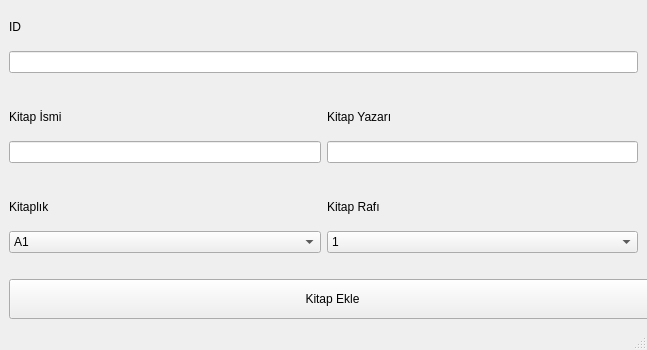
Old version of the form lib/pop-window/kitap_ekle.ui in the repository kernelginar/kuys.
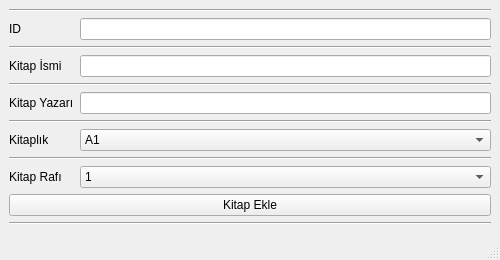
New version of the form.

Commit message: Kitap işlemlerini gerçekleştiren arayüzlere ufak yenilikler yapıldı.

Diff of the .ui file:
```diff
--- a/lib/pop-window/kitap_ekle.ui
+++ b/lib/pop-window/kitap_ekle.ui
@@ -6,14 +6,20 @@
    <rect>
     <x>0</x>
     <y>0</y>
-    <width>647</width>
-    <height>350</height>
+    <width>500</width>
+    <height>260</height>
    </rect>
   </property>
   <property name="minimumSize">
    <size>
-    <width>647</width>
-    <height>350</height>
+    <width>500</width>
+    <height>260</height>
+   </size>
+  </property>
+  <property name="maximumSize">
+   <size>
+    <width>500</width>
+    <height>260</height>
    </size>
   </property>
   <property name="windowTitle">
@@ -23,80 +29,66 @@
    <layout class="QGridLayout" name="gridLayout_2">
     <item row="0" column="0">
      <layout class="QGridLayout" name="gridLayout">
-      <item row="7" column="1">
-       <widget class="QComboBox" name="kitap_rafi_comboBox">
-        <item>
-         <property name="text">
-          <string>1</string>
-         </property>
-        </item>
-        <item>
-         <property name="text">
-          <string>2</string>
-         </property>
-        </item>
-        <item>
-         <property name="text">
-          <string>3</string>
-         </property>
-        </item>
-        <item>
-         <property name="text">
-          <string>4</string>
-         </property>
-        </item>
+      <item row="0" column="0" colspan="2">
+       <widget class="Line" name="line">
+        <property name="orientation">
+         <enum>Qt::Horizontal</enum>
+        </property>
        </widget>
       </item>
       <item row="2" column="0" colspan="2">
-       <spacer name="horizontalSpacer">
+       <widget class="Line" name="line_2">
         <property name="orientation">
          <enum>Qt::Horizontal</enum>
         </property>
-        <property name="sizeHint" stdset="0">
-         <size>
-          <width>40</width>
-          <height>20</height>
-         </size>
+       </widget>
+      </item>
+      <item row="8" column="0" colspan="2">
+       <widget class="Line" name="line_4">
+        <property name="orientation">
+         <enum>Qt::Horizontal</enum>
         </property>
-       </spacer>
+       </widget>
       </item>
-      <item row="9" column="0" colspan="2">
-       <widget class="QPushButton" name="btnKitapEkle">
-        <property name="minimumSize">
-         <size>
-          <width>647</width>
-          <height>40</height>
-         </size>
+      <item row="10" column="0" colspan="2">
+       <widget class="Line" name="line_5">
+        <property name="orientation">
+         <enum>Qt::Horizontal</enum>
         </property>
-        <property name="text">
-         <string>Kitap Ekle</string>
+       </widget>
+      </item>
+      <item row="13" column="0" colspan="2">
+       <widget class="Line" name="line_6">
+        <property name="orientation">
+         <enum>Qt::Horizontal</enum>
         </property>
        </widget>
       </item>
-      <item row="4" column="1">
-       <widget class="QLineEdit" name="kitap_yazari_lineEdit"/>
-      </item>
-      <item row="5" column="0" colspan="2">
-       <spacer name="horizontalSpacer_2">
+      <item row="6" column="0" colspan="2">
+       <widget class="Line" name="line_3">
         <property name="orientation">
          <enum>Qt::Horizontal</enum>
         </property>
-        <property name="sizeHint" stdset="0">
-         <size>
-          <width>40</width>
-          <height>20</height>
-         </size>
-        </property>
-       </spacer>
+       </widget>
       </item>
-      <item row="6" column="0">
-       <widget class="QLabel" name="kitaplik_label">
+      <item row="11" column="0">
+       <widget class="QLabel" name="kitap_rafi_label">
         <property name="text">
-         <string>Kitaplık</string>
+         <string>Kitap Rafı</string>
         </property>
        </widget>
       </item>
       <item row="7" column="0">
+       <widget class="QLabel" name="kitap_yazari_label">
+        <property name="text">
+         <string>Kitap Yazarı</string>
+        </property>
+       </widget>
+      </item>
+      <item row="5" column="1">
+       <widget class="QLineEdit" name="kitap_ismi_lineEdit"/>
+      </item>
+      <item row="9" column="1">
        <widget class="QComboBox" name="kitaplik_comboBox">
         <item>
          <property name="text">
@@ -200,55 +192,79 @@
         </item>
        </widget>
       </item>
-      <item row="3" column="0">
+      <item row="11" column="1">
+       <widget class="QComboBox" name="kitap_rafi_comboBox">
+        <item>
+         <property name="text">
+          <string>1</string>
+         </property>
+        </item>
+        <item>
+         <property name="text">
+          <string>2</string>
+         </property>
+        </item>
+        <item>
+         <property name="text">
+          <string>3</string>
+         </property>
+        </item>
+        <item>
+         <property name="text">
+          <string>4</string>
+         </property>
+        </item>
+       </widget>
+      </item>
+      <item row="5" column="0">
        <widget class="QLabel" name="kitap_ismi_label">
         <property name="text">
          <string>Kitap İsmi</string>
         </property>
        </widget>
       </item>
-      <item row="4" column="0">
-       <widget class="QLineEdit" name="kitap_ismi_lineEdit"/>
-      </item>
-      <item row="6" column="1">
-       <widget class="QLabel" name="kitap_rafi_label">
+      <item row="9" column="0">
+       <widget class="QLabel" name="kitaplik_label">
         <property name="text">
-         <string>Kitap Rafı</string>
+         <string>Kitaplık</string>
         </property>
        </widget>
       </item>
-      <item row="0" column="0">
+      <item row="7" column="1">
+       <widget class="QLineEdit" name="kitap_yazari_lineEdit"/>
+      </item>
+      <item row="1" column="0">
        <widget class="QLabel" name="id_label">
         <property name="text">
          <string>ID</string>
         </property>
        </widget>
       </item>
-      <item row="3" column="1">
-       <widget class="QLabel" name="kitap_yazari_label">
-        <property name="text">
-         <string>Kitap Yazarı</string>
-        </property>
-       </widget>
-      </item>
-      <item row="8" column="0" colspan="2">
-       <spacer name="horizontalSpacer_3">
-        <property name="orientation">
-         <enum>Qt::Horizontal</enum>
-        </property>
-        <property name="sizeHint" stdset="0">
-         <size>
-          <width>40</width>
-          <height>20</height>
-         </size>
-        </property>
-       </spacer>
-      </item>
-      <item row="1" column="0" colspan="2">
+      <item row="1" column="1">
        <widget class="QLineEdit" name="id_lineEdit"/>
       </item>
+      <item row="12" column="0" colspan="2">
+       <widget class="QPushButton" name="btnKitapEkle">
+        <property name="text">
+         <string>Kitap Ekle</string>
+        </property>
+       </widget>
+      </item>
      </layout>
     </item>
+    <item row="1" column="0">
+     <spacer name="verticalSpacer">
+      <property name="orientation">
+       <enum>Qt::Vertical</enum>
+      </property>
+      <property name="sizeHint" stdset="0">
+       <size>
+        <width>20</width>
+        <height>40</height>
+       </size>
+      </property>
+     </spacer>
+    </item>
    </layout>
   </widget>
   <widget class="QStatusBar" name="statusbar"/>
```
The commit also changes 2 other files.
